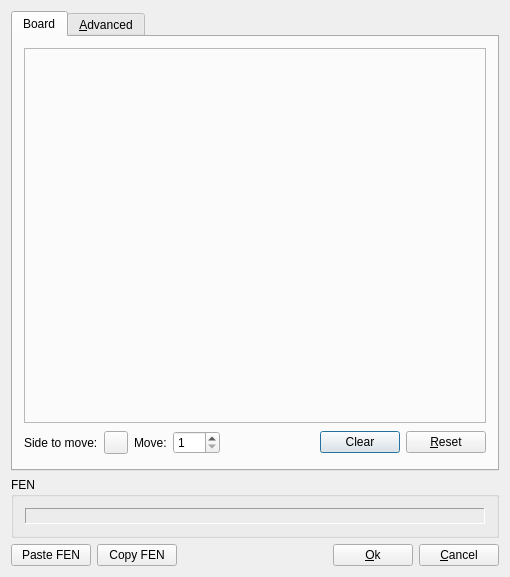
franzm/shatrabase, file src/gui/boardsetup.ui: the form before one commit.
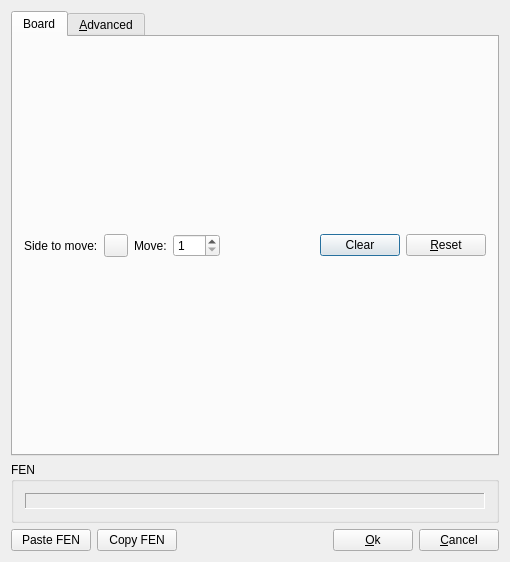
The form after the commit.

Commit message: trying to fix endianess of board

```diff
--- a/src/gui/boardsetup.ui
+++ b/src/gui/boardsetup.ui
@@ -7,7 +7,7 @@
     <x>0</x>
     <y>0</y>
     <width>510</width>
-    <height>560</height>
+    <height>562</height>
    </rect>
   </property>
   <property name="windowTitle">
@@ -53,22 +53,13 @@
       </attribute>
       <layout class="QVBoxLayout" name="verticalLayout_2">
        <item>
-        <layout class="QHBoxLayout" name="horizontalLayout_3" stretch="0,1">
+        <layout class="QHBoxLayout" name="horizontalLayout_3" stretch="0,0">
          <item>
-          <widget class="QFrame" name="boardFrame">
-           <property name="minimumSize">
-            <size>
-             <width>375</width>
-             <height>375</height>
-            </size>
+          <layout class="QVBoxLayout" name="boardLayout">
+           <property name="sizeConstraint">
+            <enum>QLayout::SetMaximumSize</enum>
            </property>
-           <property name="frameShape">
-            <enum>QFrame::StyledPanel</enum>
-           </property>
-           <property name="frameShadow">
-            <enum>QFrame::Raised</enum>
-           </property>
-          </widget>
+          </layout>
          </item>
          <item>
           <layout class="QGridLayout" name="buttonLayout">
```
Left out of the diff: 4 changed lines with no effect on the pictures. The commit also changes 7 other files.
